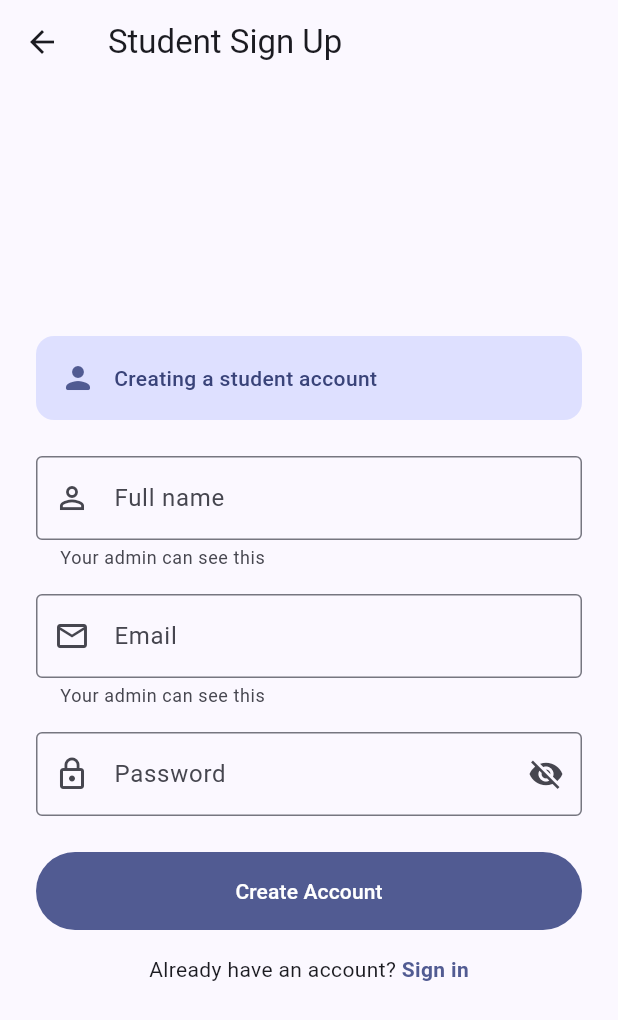
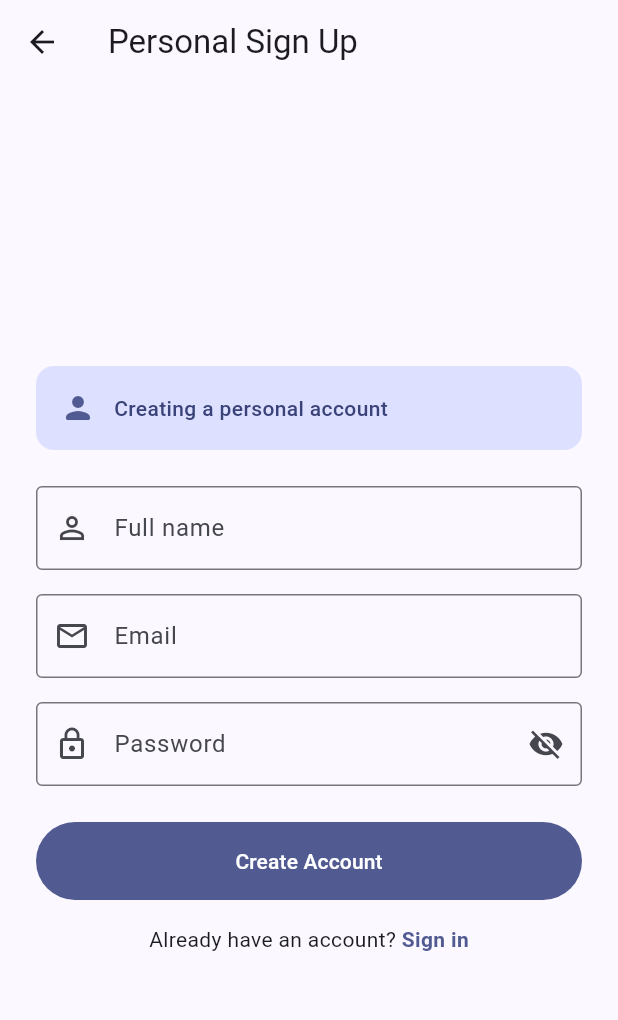
Before and after one commit to eristotl3/todolist_proto, a Flutter app: the screen it shows after launch, after a tap on "Personal Use", on a phone screen of 412 x 824 dp. Shown: the top 1020 px of the screen. Run offline on Flutter 3.47's test engine with Material 3 defaults, Android fonts, the phone set to English and light mode, and no system bars; our stand-ins replace flutter_dotenv, flutter_riverpod, flutter_slidable, freezed_annotation, go_router, riverpod_annotation and 2 more; accounts and stored records are empty; generated files the repository leaves out were written again.

Commit message:
Fix register screen title, banner, and hints for personal role
Personal sign-up now shows 'Personal Sign Up' title and 'Creating a
personal account' banner. 'Your admin can see this' hints are scoped
to student-only. Role mapping in _submit handles personal correctly.

Co-Authored-By: Claude Sonnet 4.6 <noreply@anthropic.com>

```diff
--- a/lib/features/auth/presentation/screens/register_screen.dart
+++ b/lib/features/auth/presentation/screens/register_screen.dart
@@ -34,7 +34,11 @@ class _RegisterScreenState extends ConsumerState<RegisterScreen> {
           email: _emailController.text.trim(),
           password: _passwordController.text,
           fullName: _nameController.text.trim(),
-          role: widget.role == 'teacher' ? UserRole.teacher : UserRole.student,
+          role: widget.role == 'teacher'
+              ? UserRole.teacher
+              : widget.role == 'personal'
+                  ? UserRole.personal
+                  : UserRole.student,
         );
   }
 
@@ -68,9 +72,25 @@ class _RegisterScreenState extends ConsumerState<RegisterScreen> {
     });
 
     final isTeacher = widget.role == 'teacher';
+    final isPersonal = widget.role == 'personal';
+    final isStudent = widget.role == 'student';
+
+    String pageTitle;
+    String bannerText;
+    if (isTeacher) {
+      pageTitle = 'Teacher Sign Up';
+      bannerText = 'Creating a teacher account';
+    } else if (isPersonal) {
+      pageTitle = 'Personal Sign Up';
+      bannerText = 'Creating a personal account';
+    } else {
+      pageTitle = 'Student Sign Up';
+      bannerText = 'Creating a student account';
+    }
+
     return Scaffold(
       appBar: AppBar(
-        title: Text(isTeacher ? 'Teacher Sign Up' : 'Student Sign Up'),
+        title: Text(pageTitle),
       ),
       body: SafeArea(
         child: Center(
@@ -99,9 +119,7 @@ class _RegisterScreenState extends ConsumerState<RegisterScreen> {
                           ),
                           const SizedBox(width: 12),
                           Text(
-                            isTeacher
-                                ? 'Creating a teacher account'
-                                : 'Creating a student account',
+                            bannerText,
                             style: theme.textTheme.bodyMedium?.copyWith(
                               color: theme.colorScheme.onPrimaryContainer,
                               fontWeight: FontWeight.w500,
@@ -117,7 +135,7 @@ class _RegisterScreenState extends ConsumerState<RegisterScreen> {
                         labelText: 'Full name',
                         prefixIcon: const Icon(Icons.person_outline),
                         border: const OutlineInputBorder(),
-                        helperText: !isTeacher ? 'Your admin can see this' : null,
+                        helperText: isStudent ? 'Your admin can see this' : null,
                       ),
                       textCapitalization: TextCapitalization.words,
                       validator: (v) =>
@@ -130,7 +148,7 @@ class _RegisterScreenState extends ConsumerState<RegisterScreen> {
                         labelText: 'Email',
                         prefixIcon: const Icon(Icons.email_outlined),
                         border: const OutlineInputBorder(),
-                        helperText: !isTeacher ? 'Your admin can see this' : null,
+                        helperText: isStudent ? 'Your admin can see this' : null,
                       ),
                       keyboardType: TextInputType.emailAddress,
                       autocorrect: false,
```
